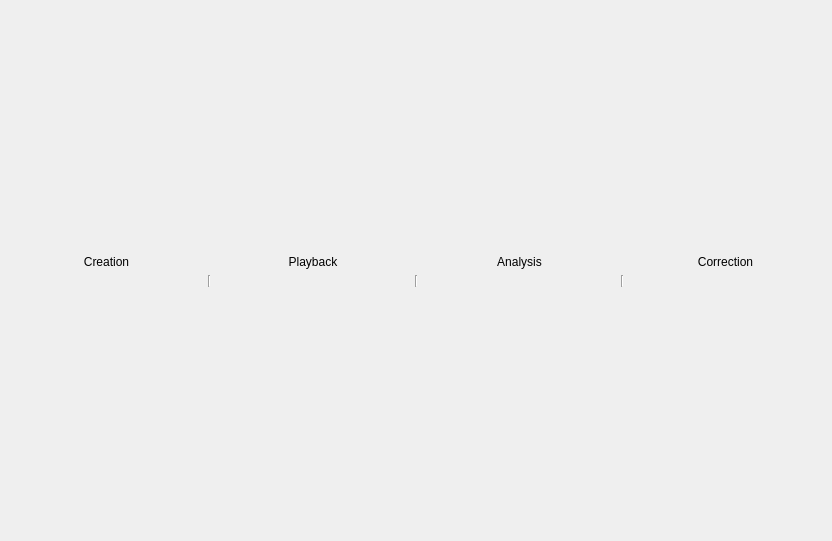
Before: the Qt Designer form code/interface/vimainwindow/forms/vimainmenu.ui in visore/Visore, drawn with Qt 5.
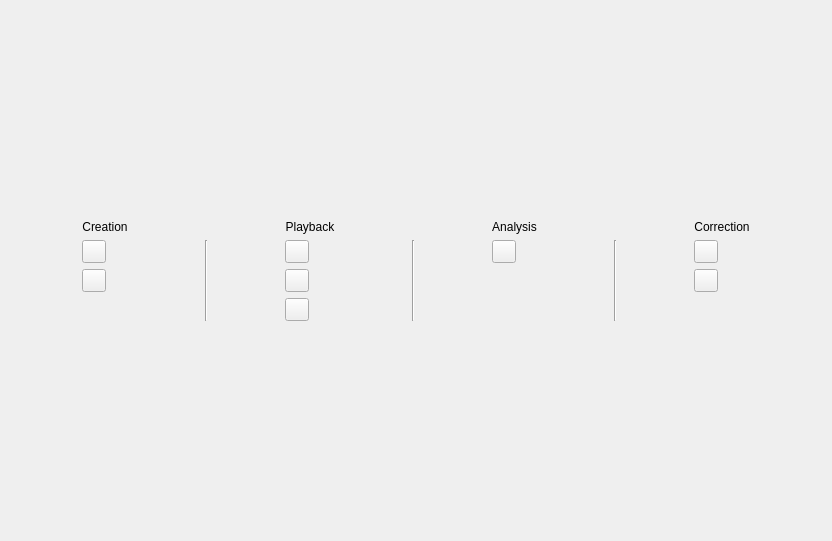
After: the same form once the commit is applied. Custom widgets are drawn as their Qt base class.

Commit message: Metadata editor added. still some bugs in there.

The edit to the form file:
```diff
--- a/code/interface/vimainwindow/forms/vimainmenu.ui
+++ b/code/interface/vimainwindow/forms/vimainmenu.ui
@@ -41,7 +41,7 @@
     </widget>
    </item>
    <item row="2" column="1">
-    <widget class="ViButton" name="createProjectButton" native="true"/>
+    <widget class="ViButton" name="createProjectButton"/>
    </item>
    <item row="5" column="1" colspan="7">
     <spacer name="verticalSpacer">
@@ -57,13 +57,13 @@
     </spacer>
    </item>
    <item row="2" column="3">
-    <widget class="ViButton" name="projectPlaybackButton" native="true"/>
+    <widget class="ViButton" name="projectPlaybackButton"/>
    </item>
    <item row="3" column="3">
-    <widget class="ViButton" name="linePlaybackButton" native="true"/>
+    <widget class="ViButton" name="linePlaybackButton"/>
    </item>
    <item row="4" column="3">
-    <widget class="ViButton" name="filePlaybackButton" native="true"/>
+    <widget class="ViButton" name="filePlaybackButton"/>
    </item>
    <item row="2" column="4" rowspan="3">
     <widget class="Line" name="line2">
@@ -80,10 +80,10 @@
     </widget>
    </item>
    <item row="2" column="5">
-    <widget class="ViButton" name="analyseWaveButton" native="true"/>
+    <widget class="ViButton" name="analyseWaveButton"/>
    </item>
    <item row="2" column="7">
-    <widget class="ViButton" name="correlateProjectButton" native="true"/>
+    <widget class="ViButton" name="correlateProjectButton"/>
    </item>
    <item row="2" column="6" rowspan="3">
     <widget class="Line" name="line3">
@@ -123,14 +123,21 @@
     </widget>
    </item>
    <item row="3" column="7">
-    <widget class="ViButton" name="correctProjectButton" native="true"/>
+    <widget class="ViButton" name="correctProjectButton"/>
+   </item>
+   <item row="3" column="1">
+    <widget class="ViButton" name="metadataButton">
+     <property name="text">
+      <string/>
+     </property>
+    </widget>
    </item>
   </layout>
  </widget>
  <customwidgets>
   <customwidget>
    <class>ViButton</class>
-   <extends>QWidget</extends>
+   <extends>QToolButton</extends>
    <header>vibutton.h</header>
    <container>1</container>
   </customwidget>
```
The commit also changes 49 other files.
